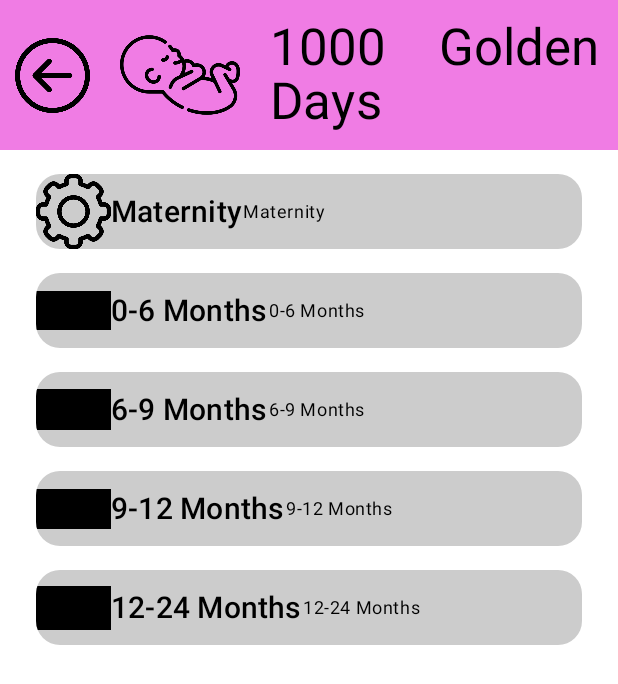
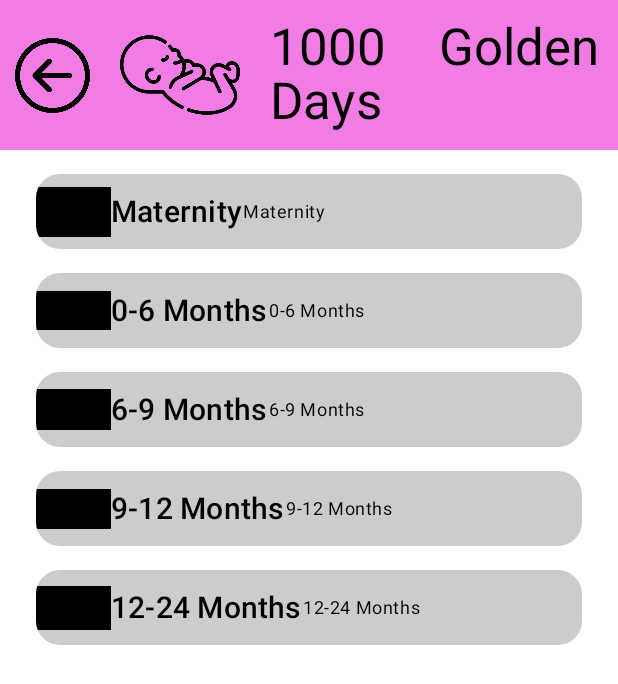
Before and after one commit to s195481/SundMadINepal, an Android app built with Jetpack Compose: the goldenDays screen opened through its navigation route, on a phone screen of 412 x 824 dp. Shown: the top 684 px of the screen. Run offline under Robolectric (Android 15) with nearby library versions, the phone set to English and light mode, and no system bars.

```diff
--- a/app/src/main/java/com/example/sundmadinepal/MainActivity.kt
+++ b/app/src/main/java/com/example/sundmadinepal/MainActivity.kt
@@ -250,7 +250,7 @@ fun GoldenDaysListItem(navController: NavController, goldenDays: GoldenDays) {
             ) {
                 if (goldenDays.goldenDayPicture == "maternity") {
                     Icon(
-                        painter = painterResource(R.drawable.settings),
+                        painter = painterResource(R.drawable.maternity),
                         contentDescription = goldenDays.goldenDayPeriod,
                         modifier = Modifier.size(50.dp).apply { padding(70.dp) }
                     )
```
